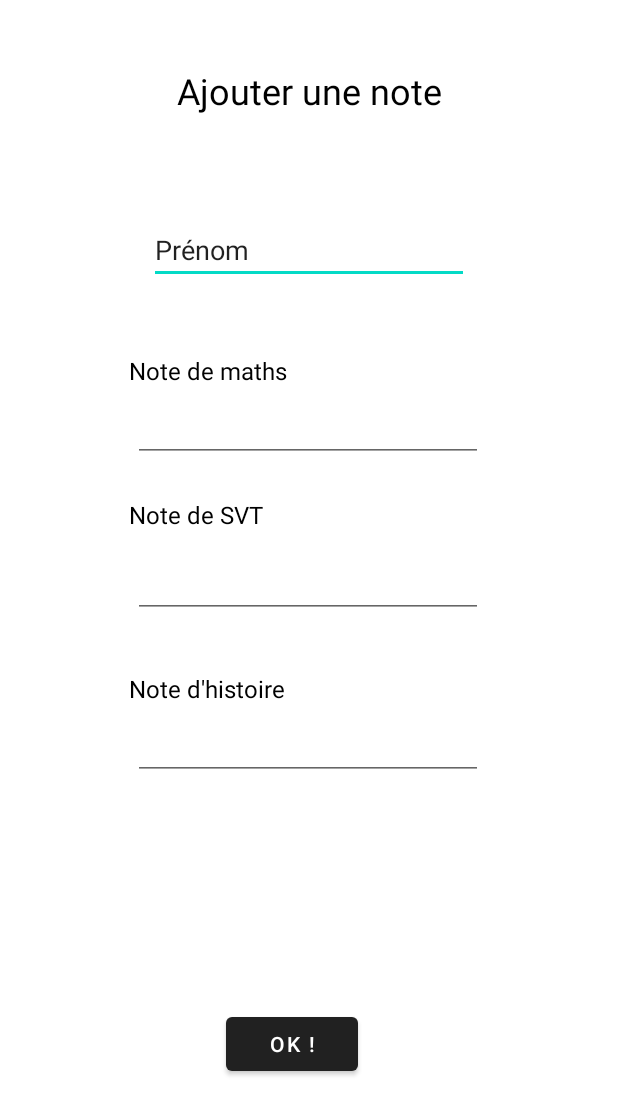
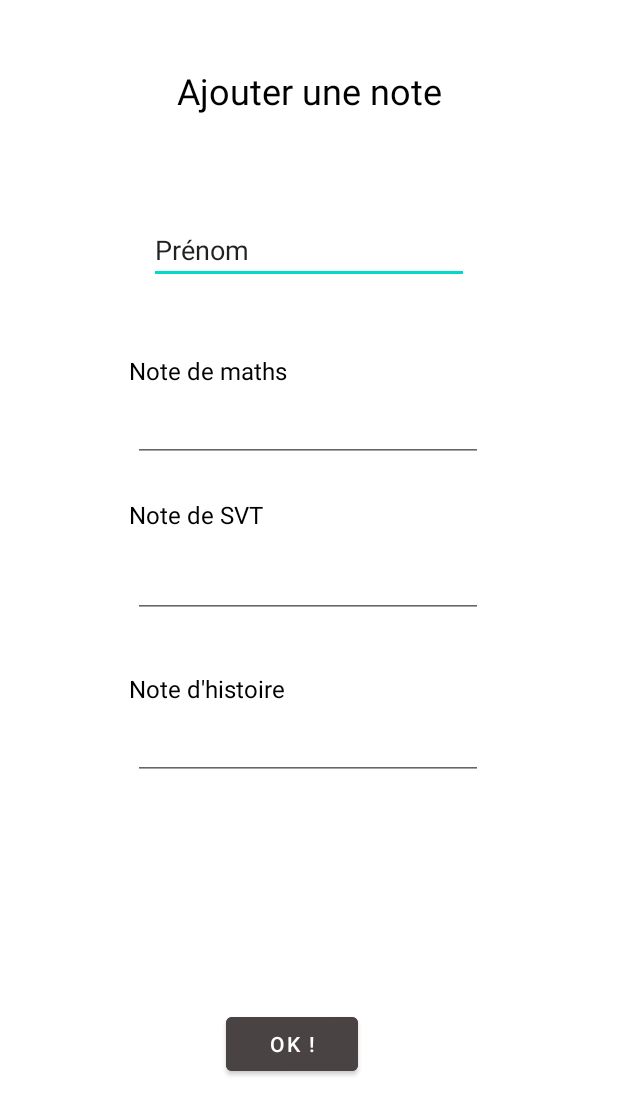
Before and after one commit to Wexop/CoursJavaBDD, an Android app: the AddStudentActivity screen opened directly, with no data from a screen before it, on a phone screen of 412 x 824 dp. Shown: the top 1115 px of the screen. Run offline under Robolectric (Android 15) with nearby library versions, the phone set to English and light mode, and no system bars.

Commit message:
change button bgc

```diff
--- a/app/src/main/res/layout/activity_add_student.xml
+++ b/app/src/main/res/layout/activity_add_student.xml
@@ -116,6 +116,7 @@
         android:layout_width="wrap_content"
         android:layout_height="wrap_content"
         android:layout_marginBottom="104dp"
+        android:backgroundTint="#494343"
         android:text="Ok !"
         app:layout_constraintBottom_toBottomOf="parent"
         app:layout_constraintEnd_toEndOf="parent"
```
